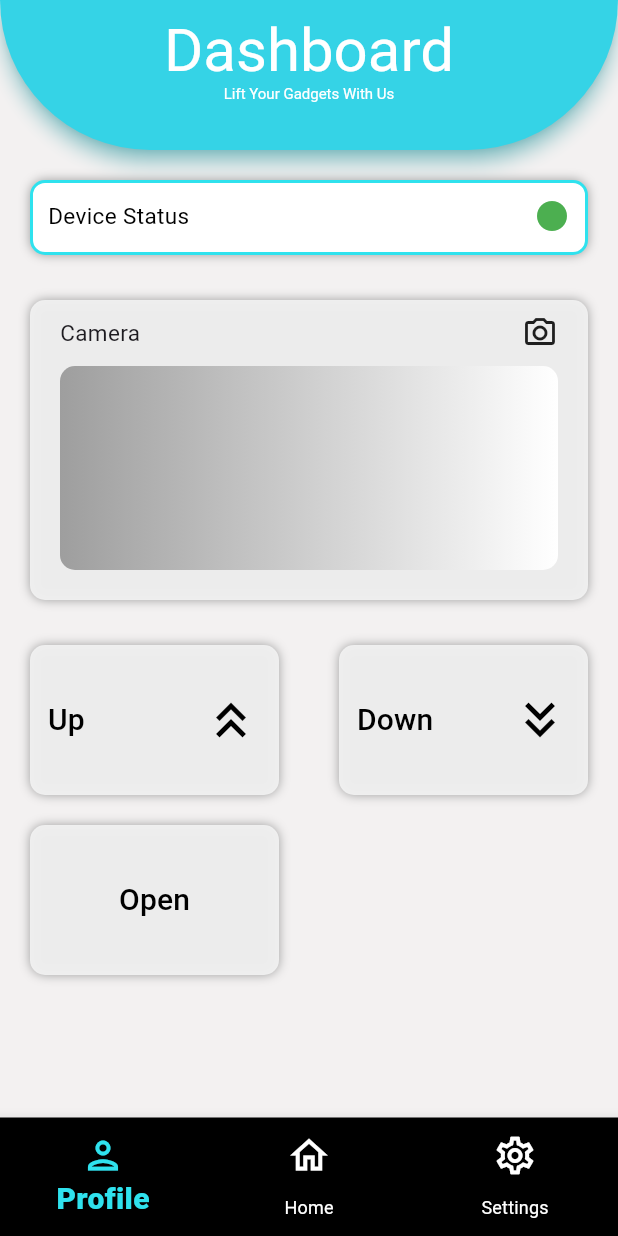
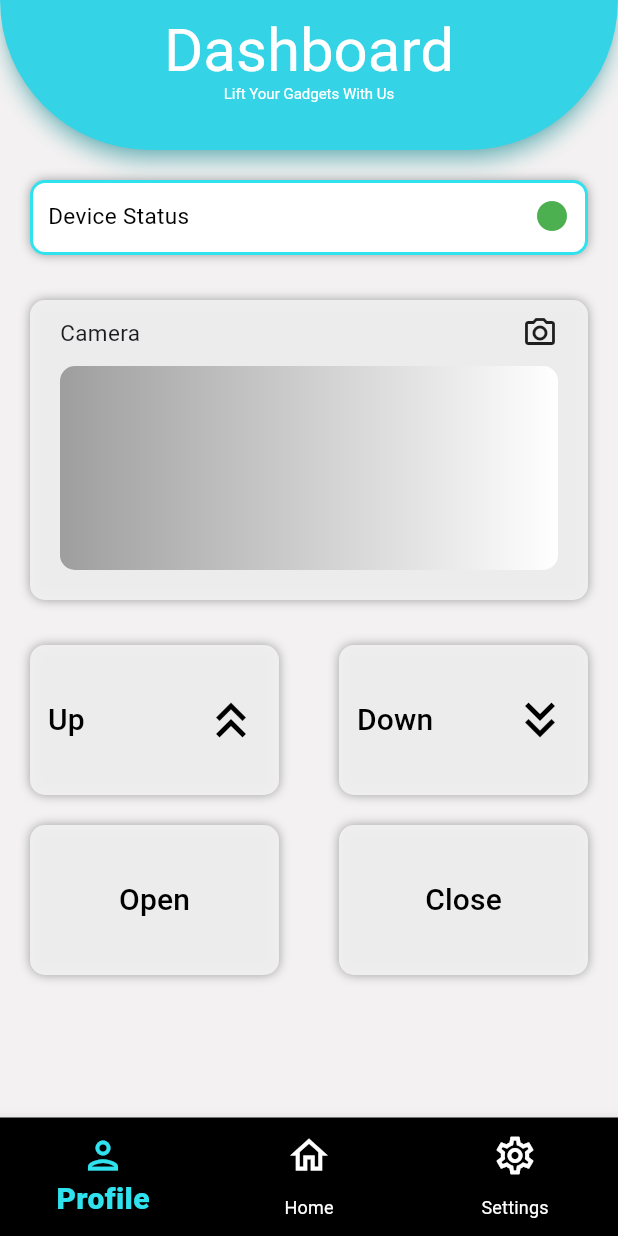
Before and after one commit to younes-damouna/gad-lift, a Flutter app: the screen it shows after launch, on a phone screen of 412 x 824 dp. Run offline on Flutter 3.47's test engine with Material 3 defaults, Android fonts, the phone set to English and light mode, and no system bars; our stand-ins replace google_fonts.

Commit message:
frontend: implemented close button

```diff
--- a/mobile_app/lib/screens/dashboard.screen.dart
+++ b/mobile_app/lib/screens/dashboard.screen.dart
@@ -81,7 +81,10 @@ class DashboardScreen extends StatelessWidget {
                 text: 'Open',
 
               ),
+              CustomTextButton(
+                text: 'Close',
 
+              ),
             ],
           )
         ],
```
